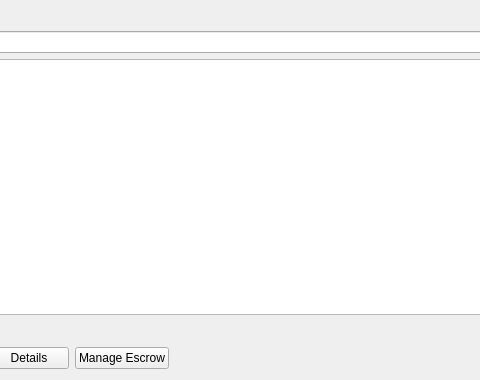
The window that src/qt/forms/escrowlistpage.ui (greggdourgarian/syscoin2) describes before a commit, drawn with Qt 5; both pictures show x 122 to 602 and y 0 to 380 of the 760 by 380 pixel window.
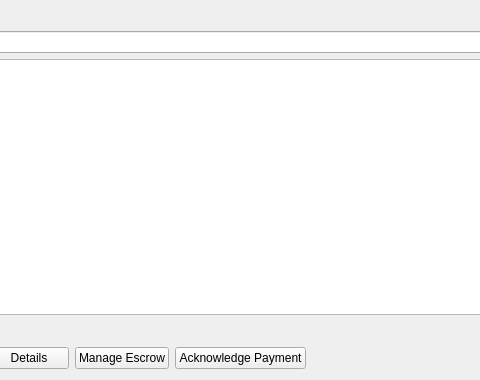
The same window after the commit.

What changed in the file:
```diff
--- a/src/qt/forms/escrowlistpage.ui
+++ b/src/qt/forms/escrowlistpage.ui
@@ -122,6 +122,13 @@
        </property>
       </widget>
      </item>
+     <item>
+      <widget class="QPushButton" name="ackButton">
+       <property name="text">
+        <string>Acknowledge Payment</string>
+       </property>
+      </widget>
+     </item>
      <item>
       <spacer name="horizontalSpacer">
        <property name="orientation">
```
